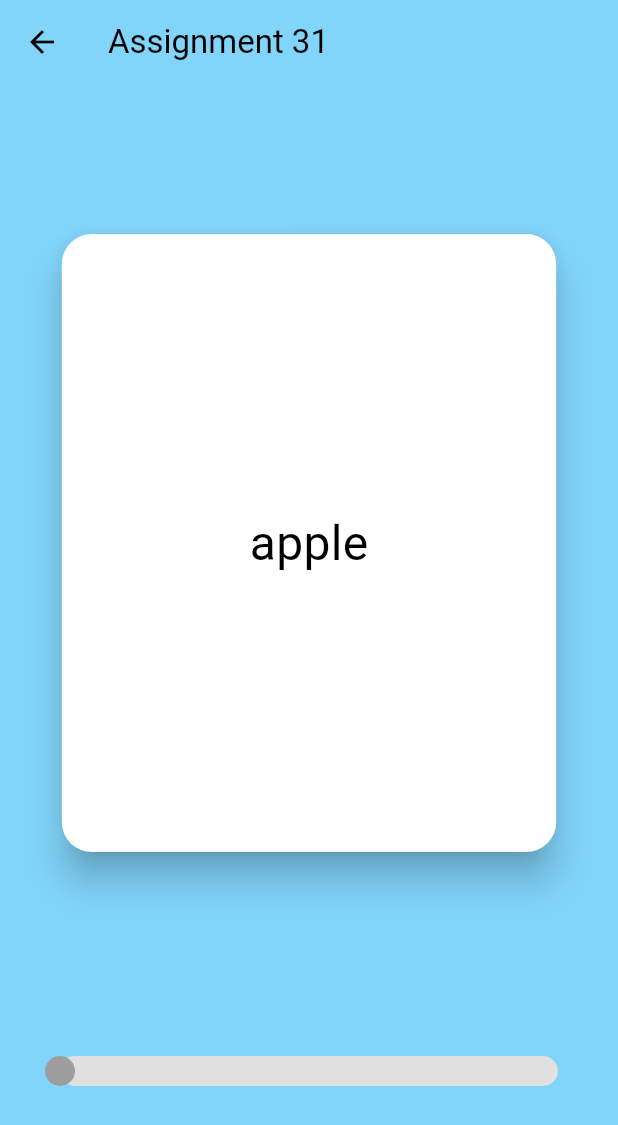
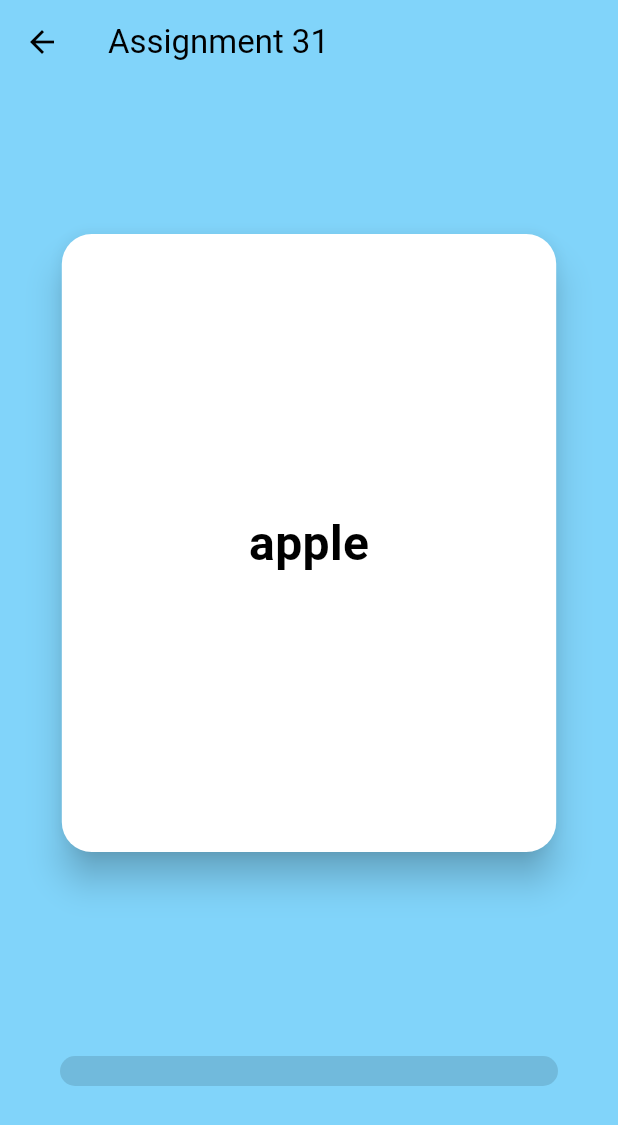
Before and after one commit to ggomdong/animation, a Flutter app: the screen it shows after launch, after a tap on "Assignment 31", on a phone screen of 412 x 824 dp. Shown: the top 1125 px of the screen. Run offline on Flutter 3.47's test engine with Material 3 defaults, Android fonts, the phone set to English and light mode, and no system bars.

Commit message:
assignment 31

```diff
--- a/lib/screens/assignment31.dart
+++ b/lib/screens/assignment31.dart
@@ -23,7 +23,7 @@ class Assignment31 extends StatefulWidget {
 }
 
 class _Assignment31State extends State<Assignment31>
-    with SingleTickerProviderStateMixin {
+    with TickerProviderStateMixin {
   late final size = MediaQuery.of(context).size;
   late final dropZone = size.width + 100;
   late final AnimationController _position = AnimationController(
@@ -34,11 +34,29 @@ class _Assignment31State extends State<Assignment31>
     value: 0.0,
   );
 
-  final baseColor = Colors.lightBlue.shade200;
-  final reviewColor = Colors.orange.shade500;
-  final memorizeColor = Colors.lightGreen.shade200;
+  late final AnimationController _progressController = AnimationController(
+    vsync: this,
+    duration: Duration(milliseconds: 300),
+  );
 
-  late Color currentColor;
+  late Animation<double> _progressAnimation = Tween<double>(
+    begin: 0.0,
+    end: 1.0,
+  ).animate(_curve);
+
+  late final CurvedAnimation _curve = CurvedAnimation(
+    parent: _progressController,
+    curve: Curves.easeInOut,
+  );
+
+  void _animateProgress() {
+    final newBegin = _progressAnimation.value;
+    final newEnd = _index / (wordBook.length - 1);
+    setState(() {
+      _progressAnimation = Tween(begin: newBegin, end: newEnd).animate(_curve);
+    });
+    _progressController.forward(from: 0);
+  }
 
   late final Tween<double> _rotation = Tween(begin: -15, end: 15);
 
@@ -46,14 +64,15 @@ class _Assignment31State extends State<Assignment31>
 
   void _onHorizontalDragUpdate(DragUpdateDetails details) {
     _position.value += details.delta.dx;
-    print(_position.value);
     if (_position.value < 0) {
       setState(() {
         currentColor = reviewColor;
+        message = "Need to review";
       });
-    } else if (_position.value == 0) {
+    } else {
       setState(() {
-        currentColor = baseColor;
+        currentColor = memorizeColor;
+        message = "I got it right";
       });
     }
   }
@@ -61,7 +80,8 @@ class _Assignment31State extends State<Assignment31>
   void _whenComplete() {
     _position.value = 0;
     setState(() {
-      _index = _index == wordBook.length - 1 ? 1 : _index + 1;
+      _index = _index == wordBook.length - 1 ? 0 : _index + 1;
+      _animateProgress();
     });
   }
 
@@ -75,6 +95,12 @@ class _Assignment31State extends State<Assignment31>
     } else {
       _position.animateTo(0, curve: Curves.easeOut);
     }
+    setState(() {
+      currentColor = baseColor;
+      setState(() {
+        message = "";
+      });
+    });
   }
 
   @override
@@ -86,10 +112,18 @@ class _Assignment31State extends State<Assignment31>
   @override
   void dispose() {
     _position.dispose();
+    _progressController.dispose();
     super.dispose();
   }
 
   int _index = 0;
+  String message = "";
+
+  final baseColor = Colors.lightBlue.shade200;
+  final reviewColor = Colors.orange.shade500;
+  final memorizeColor = Colors.lightGreen.shade200;
+
+  late Color currentColor;
 
   @override
   Widget build(BuildContext context) {
@@ -115,12 +149,21 @@ class _Assignment31State extends State<Assignment31>
             alignment: Alignment.topCenter,
             children: [
               Positioned(
+                top: 50,
+                child: Text(
+                  message,
+                  style: TextStyle(
+                    fontSize: 20,
+                    color: Colors.white,
+                    fontWeight: FontWeight.w700,
+                  ),
+                ),
+              ),
+              Positioned(
                 top: 100,
                 child: Transform.scale(
                   scale: min(scale, 1.0),
-                  child: Card(
-                    index: _index == wordBook.length - 1 ? 1 : _index + 1,
-                  ),
+                  child: Card(text: ""),
                 ),
               ),
               Positioned(
@@ -132,7 +175,7 @@ class _Assignment31State extends State<Assignment31>
                     offset: Offset(_position.value, 0),
                     child: Transform.rotate(
                       angle: angle,
-                      child: Card(index: _index),
+                      child: FlipCard(index: _index),
                     ),
                   ),
                 ),
@@ -145,9 +188,13 @@ class _Assignment31State extends State<Assignment31>
         color: currentColor,
         child: Padding(
           padding: const EdgeInsets.only(bottom: 100),
-          child: CustomPaint(
+          child: AnimatedBuilder(
+            animation: _progressAnimation,
+            builder:
+                (context, child) => CustomPaint(
                   size: Size(size.width - 80, 20),
-            painter: ProgressBar(progressValue: _index.toDouble()),
+                  painter: ProgressBar(progressValue: _progressAnimation.value),
+                ),
           ),
         ),
       ),
@@ -155,15 +202,90 @@ class _Assignment31State extends State<Assignment31>
   }
 }
 
-class Card extends StatelessWidget {
+class FlipCard extends StatefulWidget {
   final int index;
 
-  const Card({super.key, required this.index});
+  const FlipCard({super.key, required this.index});
+
+  @override
+  State<FlipCard> createState() => _FlipCardState();
+}
+
+class _FlipCardState extends State<FlipCard>
+    with SingleTickerProviderStateMixin {
+  late final AnimationController _controller = AnimationController(
+    vsync: this,
+    duration: Duration(milliseconds: 300),
+  );
+  late Animation<double> _animation =
+      _animation = Tween<double>(begin: 0, end: pi).animate(_controller);
+
+  bool _isFront = true;
+
+  @override
+  void initState() {
+    super.initState();
+  }
+
+  @override
+  void dispose() {
+    _controller.dispose();
+    super.dispose();
+  }
+
+  void _flipCard() {
+    if (_isFront) {
+      _controller.forward();
+    } else {
+      _controller.reverse();
+    }
+    setState(() {
+      _isFront = !_isFront;
+    });
+  }
+
+  @override
+  Widget build(BuildContext context) {
+    final entry = wordBook.entries.elementAt(widget.index);
+
+    return GestureDetector(
+      onTap: _flipCard,
+      child: AnimatedBuilder(
+        animation: _animation,
+        builder: (context, child) {
+          double angle = _animation.value;
+          bool isFrontVisible = angle < pi / 2;
+
+          return Transform(
+            alignment: Alignment.center,
+            transform:
+                Matrix4.identity()
+                  ..setEntry(3, 2, 0.002) // 3D 효과 추가
+                  ..rotateY(angle),
+            child:
+                isFrontVisible
+                    ? Card(text: entry.key) // 앞면
+                    : Card(text: entry.value, isFlipped: true), // 뒷면
+          );
+        },
+      ),
+    );
+  }
+}
+
+class Card extends StatelessWidget {
+  final String text;
+  final bool isFlipped;
+
+  const Card({super.key, required this.text, this.isFlipped = false});
 
   @override
   Widget build(BuildContext context) {
     final size = MediaQuery.of(context).size;
-    return Material(
+    return Transform(
+      alignment: Alignment.center,
+      transform: isFlipped ? Matrix4.rotationY(pi) : Matrix4.identity(),
+      child: Material(
         elevation: 10,
         borderRadius: BorderRadius.circular(20),
         clipBehavior: Clip.hardEdge,
@@ -172,8 +294,9 @@ class Card extends StatelessWidget {
           height: size.height * 0.5,
           child: Center(
             child: Text(
-            wordBook.entries.elementAt(index).key,
-            style: TextStyle(fontSize: 32),
+              text,
+              style: TextStyle(fontSize: 32, fontWeight: FontWeight.bold),
+            ),
           ),
         ),
       ),
@@ -188,11 +311,11 @@ class ProgressBar extends CustomPainter {
 
   @override
   void paint(Canvas canvas, Size size) {
-    // track
+    final progress = size.width * progressValue;
 
     final trackPaint =
         Paint()
-          ..color = Colors.grey.shade300
+          ..color = Colors.black12
           ..style = PaintingStyle.fill;
 
     final trackRRect = RRect.fromLTRBR(
@@ -208,30 +331,22 @@ class ProgressBar extends CustomPainter {
     // progress
     final progressPaint =
         Paint()
-          ..color = Colors.grey.shade500
+          ..color = Colors.white
           ..style = PaintingStyle.fill;
 
     final progressRRect = RRect.fromLTRBR(
       0,
       0,
-      progressValue,
+      progress,
       size.height,
       const Radius.circular(10),
     );
 
     canvas.drawRRect(progressRRect, progressPaint);
-
-    // thumb
-
-    canvas.drawCircle(
-      Offset(progressValue, size.height / 2),
-      10,
-      progressPaint,
-    );
   }
 
   @override
   bool shouldRepaint(covariant ProgressBar oldDelegate) {
-    return false;
+    return oldDelegate.progressValue != progressValue;
   }
 }
```
Lines whose indentation alone changed are shown as unchanged.
